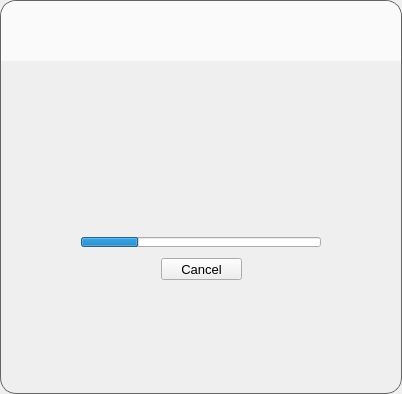
Qt form src/MEGASync/gui/win/GuestWidget.ui (meganz/MEGAsync) before a commit.
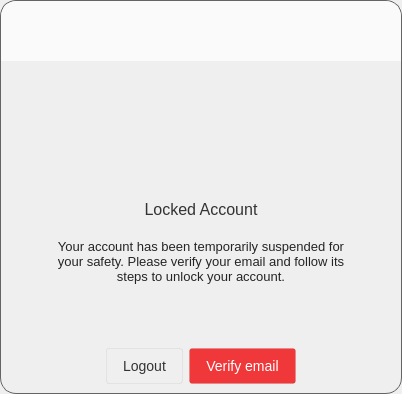
The same form after that commit. The open tabs and pages were chosen to show the change. Icons and pictures are not drawn.

Commit message: add locked pop over in linux / windows

```diff
--- a/src/MEGASync/gui/win/GuestWidget.ui
+++ b/src/MEGASync/gui/win/GuestWidget.ui
@@ -1134,6 +1134,344 @@
        </item>
       </layout>
      </widget>
+        <widget class="QWidget" name="pLockedAccount">
+         <layout class="QVBoxLayout" name="verticalLayout_11">
+          <property name="spacing">
+           <number>0</number>
+          </property>
+          <property name="leftMargin">
+           <number>0</number>
+          </property>
+          <property name="topMargin">
+           <number>0</number>
+          </property>
+          <property name="rightMargin">
+           <number>0</number>
+          </property>
+          <property name="bottomMargin">
+           <number>0</number>
+          </property>
+          <item>
+           <widget class="QWidget" name="wContainerLocked" native="true">
+            <property name="styleSheet">
+             <string notr="true">background: transparent;
+image: none;</string>
+            </property>
+            <layout class="QVBoxLayout" name="verticalLayout_13">
+             <property name="spacing">
+              <number>0</number>
+             </property>
+             <property name="leftMargin">
+              <number>0</number>
+             </property>
+             <property name="topMargin">
+              <number>0</number>
+             </property>
+             <property name="rightMargin">
+              <number>0</number>
+             </property>
+             <property name="bottomMargin">
+              <number>0</number>
+             </property>
+             <item>
+              <widget class="QWidget" name="wLockedIcon" native="true">
+               <property name="sizePolicy">
+                <sizepolicy hsizetype="Preferred" vsizetype="Fixed">
+                 <horstretch>0</horstretch>
+                 <verstretch>0</verstretch>
+                </sizepolicy>
+               </property>
+               <property name="minimumSize">
+                <size>
+                 <width>0</width>
+                 <height>70</height>
+                </size>
+               </property>
+               <property name="maximumSize">
+                <size>
+                 <width>16777215</width>
+                 <height>70</height>
+                </size>
+               </property>
+               <layout class="QHBoxLayout" name="horizontalLayout_10">
+                <property name="spacing">
+                 <number>0</number>
+                </property>
+                <property name="leftMargin">
+                 <number>0</number>
+                </property>
+                <property name="topMargin">
+                 <number>0</number>
+                </property>
+                <property name="rightMargin">
+                 <number>0</number>
+                </property>
+                <property name="bottomMargin">
+                 <number>0</number>
+                </property>
+                <item>
+                 <spacer name="horizontalSpacer_9">
+                  <property name="orientation">
+                   <enum>Qt::Horizontal</enum>
+                  </property>
+                  <property name="sizeHint" stdset="0">
+                   <size>
+                    <width>162</width>
+                    <height>20</height>
+                   </size>
+                  </property>
+                 </spacer>
+                </item>
+                <item>
+                 <widget class="QToolButton" name="bLockedIcon">
+                  <property name="minimumSize">
+                   <size>
+                    <width>70</width>
+                    <height>70</height>
+                   </size>
+                  </property>
+                  <property name="maximumSize">
+                   <size>
+                    <width>70</width>
+                    <height>70</height>
+                   </size>
+                  </property>
+                  <property name="styleSheet">
+                   <string notr="true">border: none;</string>
+                  </property>
+                  <property name="text">
+                   <string/>
+                  </property>
+                  <property name="icon">
+                   <iconset>
+                    <normalon>:/images/locked_account_ico.png</normalon>
+                   </iconset>
+                  </property>
+                  <property name="iconSize">
+                   <size>
+                    <width>70</width>
+                    <height>70</height>
+                   </size>
+                  </property>
+                 </widget>
+                </item>
+                <item>
+                 <spacer name="horizontalSpacer_10">
+                  <property name="orientation">
+                   <enum>Qt::Horizontal</enum>
+                  </property>
+                  <property name="sizeHint" stdset="0">
+                   <size>
+                    <width>162</width>
+                    <height>20</height>
+                   </size>
+                  </property>
+                 </spacer>
+                </item>
+               </layout>
+              </widget>
+             </item>
+             <item>
+              <widget class="QWidget" name="wContainerLocked_2" native="true">
+               <property name="sizePolicy">
+                <sizepolicy hsizetype="Preferred" vsizetype="Preferred">
+                 <horstretch>0</horstretch>
+                 <verstretch>0</verstretch>
+                </sizepolicy>
+               </property>
+               <layout class="QVBoxLayout" name="verticalLayout_12">
+                <property name="spacing">
+                 <number>0</number>
+                </property>
+                <property name="leftMargin">
+                 <number>50</number>
+                </property>
+                <property name="topMargin">
+                 <number>0</number>
+                </property>
+                <property name="rightMargin">
+                 <number>50</number>
+                </property>
+                <property name="bottomMargin">
+                 <number>0</number>
+                </property>
+                <item>
+                 <spacer name="verticalSpacer_3">
+                  <property name="orientation">
+                   <enum>Qt::Vertical</enum>
+                  </property>
+                  <property name="sizeHint" stdset="0">
+                   <size>
+                    <width>20</width>
+                    <height>40</height>
+                   </size>
+                  </property>
+                 </spacer>
+                </item>
+                <item>
+                 <widget class="QLabel" name="lLockedTitle">
+                  <property name="sizePolicy">
+                   <sizepolicy hsizetype="Preferred" vsizetype="Expanding">
+                    <horstretch>0</horstretch>
+                    <verstretch>0</verstretch>
+                   </sizepolicy>
+                  </property>
+                  <property name="styleSheet">
+                   <string notr="true">#lLockedTitle
+{
+	color: #333333;
+    font-family: &quot;Lato&quot;;
+	font-size: 16px;
+}</string>
+                  </property>
+                  <property name="text">
+                   <string>Locked Account</string>
+                  </property>
+                  <property name="alignment">
+                   <set>Qt::AlignCenter</set>
+                  </property>
+                 </widget>
+                </item>
+                <item>
+                 <widget class="QLabel" name="lLockedDesc">
+                  <property name="sizePolicy">
+                   <sizepolicy hsizetype="Preferred" vsizetype="Expanding">
+                    <horstretch>0</horstretch>
+                    <verstretch>0</verstretch>
+                   </sizepolicy>
+                  </property>
+                  <property name="styleSheet">
+                   <string notr="true">#lLockedDesc
+{
+	color: rgba(0,0,0,0.85);
+	font-family: &quot;Lato&quot;;
+	font-size: 13px;
+	line-height: 15px;
+}</string>
+                  </property>
+                  <property name="text">
+                   <string>Your account has been temporarily suspended for your safety. Please verify your email and follow its steps to unlock your account.</string>
+                  </property>
+                  <property name="alignment">
+                   <set>Qt::AlignCenter</set>
+                  </property>
+                  <property name="wordWrap">
+                   <bool>true</bool>
+                  </property>
+                 </widget>
+                </item>
+                <item>
+                 <spacer name="verticalSpacer_4">
+                  <property name="orientation">
+                   <enum>Qt::Vertical</enum>
+                  </property>
+                  <property name="sizeHint" stdset="0">
+                   <size>
+                    <width>20</width>
+                    <height>40</height>
+                   </size>
+                  </property>
+                 </spacer>
+                </item>
+               </layout>
+              </widget>
+             </item>
+             <item>
+              <widget class="QWidget" name="wLockedButtons" native="true">
+               <property name="sizePolicy">
+                <sizepolicy hsizetype="Preferred" vsizetype="Preferred">
+                 <horstretch>0</horstretch>
+                 <verstretch>0</verstretch>
+                </sizepolicy>
+               </property>
+               <property name="minimumSize">
+                <size>
+                 <width>0</width>
+                 <height>0</height>
+                </size>
+               </property>
+               <property name="maximumSize">
+                <size>
+                 <width>16777215</width>
+                 <height>16777215</height>
+                </size>
+               </property>
+               <layout class="QHBoxLayout" name="horizontalLayout_9">
+                <item>
+                 <spacer name="horizontalSpacer_11">
+                  <property name="orientation">
+                   <enum>Qt::Horizontal</enum>
+                  </property>
+                  <property name="sizeHint" stdset="0">
+                   <size>
+                    <width>66</width>
+                    <height>20</height>
+                   </size>
+                  </property>
+                 </spacer>
+                </item>
+                <item>
+                 <widget class="QPushButton" name="bLogout">
+                  <property name="styleSheet">
+                   <string notr="true">#bLogout
+{
+ background-color: qlineargradient(x1: 0, y1: 0, x2: 0, y2: 1,
+                                      stop: 0 #ffffff, stop: 1 #fcfcfc);
+ border-radius: 3px;
+ border: 1px solid rgba(0, 0, 0, 5%);
+ padding: 9px 16px 9px 16px;
+ font-family: &quot;Lato&quot;;
+ font-size: 14px;
+ color: #333333;
+
+}</string>
+                  </property>
+                  <property name="text">
+                   <string>Logout</string>
+                  </property>
+                 </widget>
+                </item>
+                <item>
+                 <widget class="QPushButton" name="bVerifyEmail">
+                  <property name="styleSheet">
+                   <string notr="true">#bVerifyEmail
+{
+background-color: #F0373A;
+ border-radius: 3px;
+ border: 1px solid rgba(0, 0, 0, 5%);
+ padding: 9px 16px 9px 16px;
+ font-family: &quot;Lato&quot;;
+ font-size: 14px;
+ color: #ffffff;
+
+}</string>
+                  </property>
+                  <property name="text">
+                   <string>Verify email</string>
+                  </property>
+                 </widget>
+                </item>
+                <item>
+                 <spacer name="horizontalSpacer_12">
+                  <property name="orientation">
+                   <enum>Qt::Horizontal</enum>
+                  </property>
+                  <property name="sizeHint" stdset="0">
+                   <size>
+                    <width>65</width>
+                    <height>20</height>
+                   </size>
+                  </property>
+                 </spacer>
+                </item>
+               </layout>
+              </widget>
+             </item>
+            </layout>
+           </widget>
+          </item>
+         </layout>
+        </widget>
     </widget>
    </item>
   </layout>
```
The commit also changes 6 other files.
